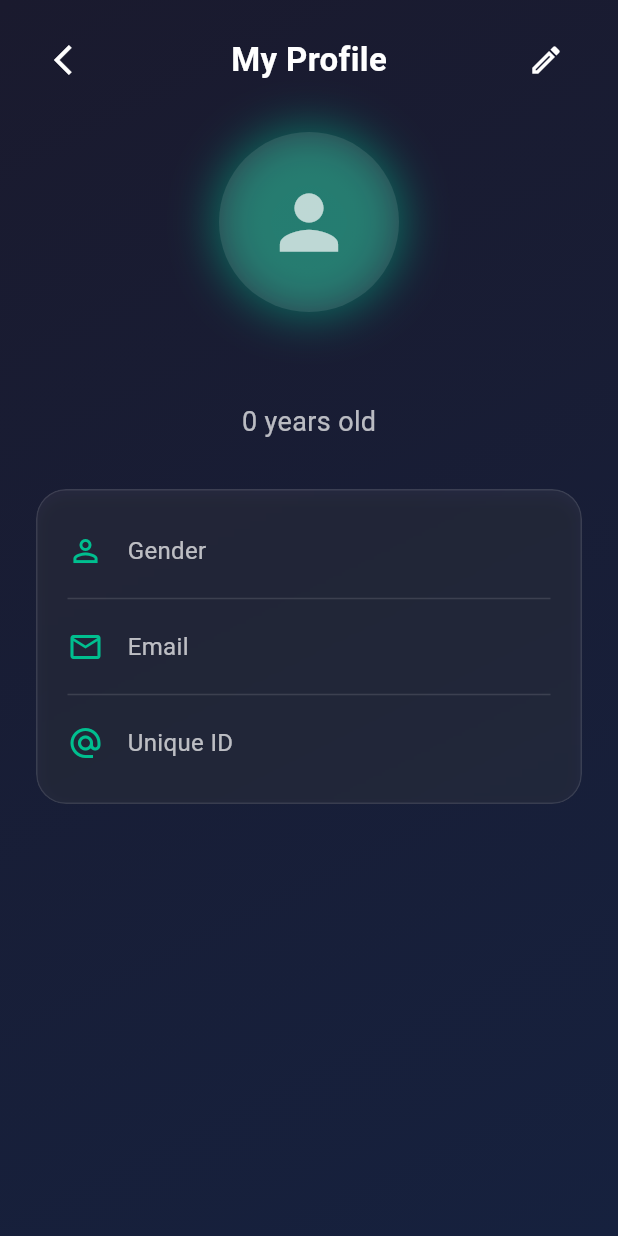
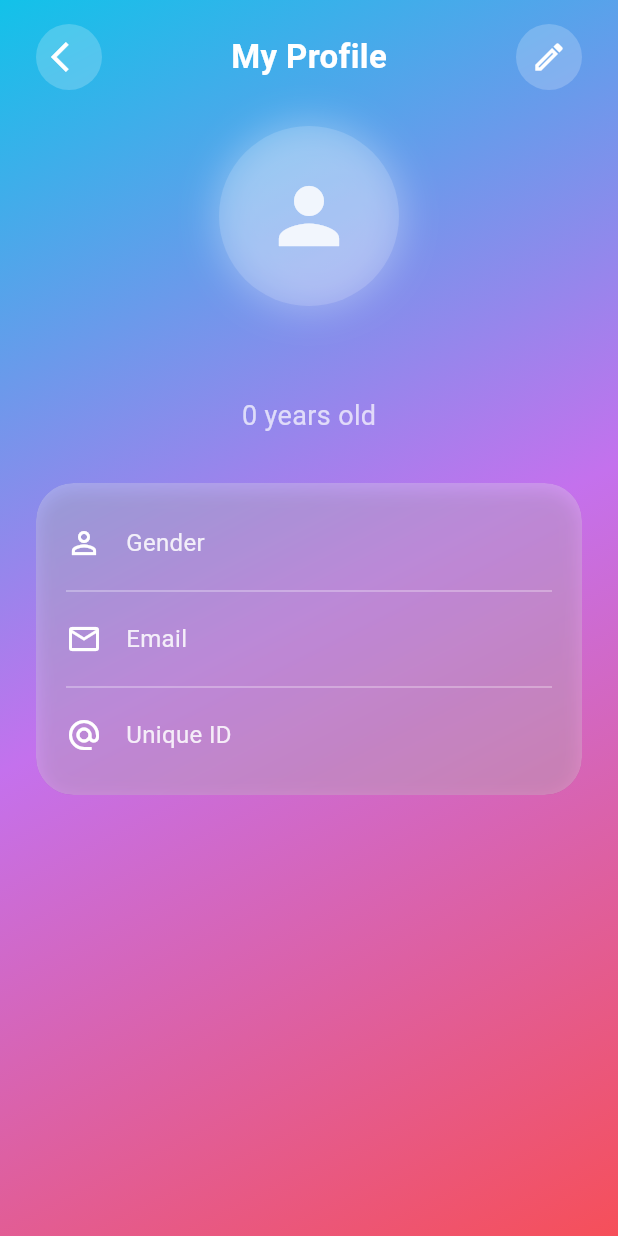
Before and after one commit to Juggernaut1709/Dating_Application, a Flutter app: the ProfileScreen screen opened by its route, on a phone screen of 412 x 824 dp. Run offline on Flutter 3.47's test engine with Material 3 defaults, Android fonts, the light colour scheme and no system bars; our stand-ins replace cloud_firestore, dio, firebase_auth, firebase_core, flutter_map, geocoding and 4 more; accounts and stored records are empty.

Commit message:
Modified the UI of logged in screens

```diff
--- a/dating_app/lib/screens/logged_in_screens/profile_screen.dart
+++ b/dating_app/lib/screens/logged_in_screens/profile_screen.dart
@@ -42,13 +42,13 @@ class _ProfileScreenState extends State<ProfileScreen> {
   @override
   Widget build(BuildContext context) {
     return Scaffold(
-      extendBodyBehindAppBar: true, // Fixes potential clipping
+      extendBodyBehindAppBar: true,
       body: Container(
         width: double.infinity,
         height: double.infinity,
         decoration: const BoxDecoration(
           gradient: LinearGradient(
-            colors: [Color(0xFF1a1a2e), Color(0xFF16213e)],
+            colors: [Color(0xFF12c2e9), Color(0xFFc471ed), Color(0xFFf64f59)],
             begin: Alignment.topLeft,
             end: Alignment.bottomRight,
           ),
@@ -84,9 +84,9 @@ class _ProfileScreenState extends State<ProfileScreen> {
     return Row(
       mainAxisAlignment: MainAxisAlignment.spaceBetween,
       children: [
-        IconButton(
-          icon: const Icon(Icons.arrow_back_ios, color: Colors.white),
-          onPressed: () => Navigator.of(context).pop(),
+        _buildGlassButton(
+          icon: Icons.arrow_back_ios,
+          onTap: () => Navigator.of(context).pop(),
         ),
         const Text(
           'My Profile',
@@ -96,13 +96,34 @@ class _ProfileScreenState extends State<ProfileScreen> {
             fontWeight: FontWeight.bold,
           ),
         ),
-        IconButton(
-          icon: const Icon(Icons.edit_outlined, color: Colors.white),
-          onPressed: () {
+        _buildGlassButton(
+          icon: Icons.edit_outlined,
+          onTap: () {
             print("Navigate to Edit Profile Screen");
           },
         ),
       ],
+    );
+  }
+
+  Widget _buildGlassButton({
+    required IconData icon,
+    required VoidCallback onTap,
+  }) {
+    return ClipOval(
+      child: BackdropFilter(
+        filter: ImageFilter.blur(sigmaX: 15, sigmaY: 15),
+        child: Material(
+          color: Colors.white.withOpacity(0.2),
+          child: InkWell(
+            onTap: onTap,
+            child: Padding(
+              padding: const EdgeInsets.all(10),
+              child: Icon(icon, color: Colors.white),
+            ),
+          ),
+        ),
+      ),
     );
   }
 
@@ -114,22 +135,22 @@ class _ProfileScreenState extends State<ProfileScreen> {
             shape: BoxShape.circle,
             boxShadow: [
               BoxShadow(
-                color: const Color(0xFF00BF8F).withOpacity(0.5),
-                blurRadius: 25,
+                color: Colors.white.withOpacity(0.3),
+                blurRadius: 20,
                 spreadRadius: 3,
               ),
             ],
           ),
           child: CircleAvatar(
             radius: 60,
-            backgroundColor: Colors.white.withOpacity(0.1),
+            backgroundColor: Colors.white.withOpacity(0.15),
             child: CircleAvatar(
-              radius: 58,
+              radius: 55,
               backgroundColor: Colors.transparent,
               child: Icon(
                 Icons.person,
-                size: 58,
-                color: Colors.white.withOpacity(0.7),
+                size: 60,
+                color: Colors.white.withOpacity(0.85),
               ),
             ),
           ),
@@ -146,7 +167,7 @@ class _ProfileScreenState extends State<ProfileScreen> {
         const SizedBox(height: 4),
         Text(
           '$age years old',
-          style: TextStyle(color: Colors.white.withOpacity(0.7), fontSize: 18),
+          style: TextStyle(color: Colors.white70, fontSize: 18),
         ),
       ],
     );
@@ -154,20 +175,18 @@ class _ProfileScreenState extends State<ProfileScreen> {
 
   Widget _buildInfoCard() {
     return ClipRRect(
-      borderRadius: BorderRadius.circular(20),
+      borderRadius: BorderRadius.circular(25),
       child: BackdropFilter(
-        filter: ImageFilter.blur(sigmaX: 6, sigmaY: 6),
+        filter: ImageFilter.blur(sigmaX: 15, sigmaY: 15),
         child: Container(
-          width: double.infinity,
           padding: const EdgeInsets.all(20),
           decoration: BoxDecoration(
-            color: Colors.white.withOpacity(0.06),
-            borderRadius: BorderRadius.circular(20),
-            border: Border.all(color: Colors.white.withOpacity(0.1)),
+            color: Colors.white.withOpacity(0.25),
+            borderRadius: BorderRadius.circular(25),
             boxShadow: [
               BoxShadow(
-                color: Colors.black.withOpacity(0.2),
-                blurRadius: 8,
+                color: Colors.black.withOpacity(0.15),
+                blurRadius: 10,
                 offset: const Offset(0, 4),
               ),
             ],
@@ -179,13 +198,13 @@ class _ProfileScreenState extends State<ProfileScreen> {
                 label: 'Gender',
                 value: gender,
               ),
-              const Divider(color: Colors.white12, height: 24),
+              const Divider(color: Colors.white38, height: 24),
               _buildProfileDetailRow(
                 icon: Icons.email_outlined,
                 label: 'Email',
                 value: email,
               ),
-              const Divider(color: Colors.white12, height: 24),
+              const Divider(color: Colors.white38, height: 24),
               _buildProfileDetailRow(
                 icon: Icons.alternate_email,
                 label: 'Unique ID',
@@ -207,12 +226,12 @@ class _ProfileScreenState extends State<ProfileScreen> {
       padding: const EdgeInsets.symmetric(vertical: 8),
       child: Row(
         children: [
-          Icon(icon, color: const Color(0xFF00BF8F), size: 24),
+          Icon(icon, color: Colors.white, size: 24),
           const SizedBox(width: 16),
           Text(
             label,
             style: TextStyle(
-              color: Colors.white.withOpacity(0.7),
+              color: Colors.white.withOpacity(0.85),
               fontSize: 16,
             ),
           ),
```
Also changed, not shown: dating_app/lib/screens/logged_in_screens/home_screen.dart (+117 -46 lines).
